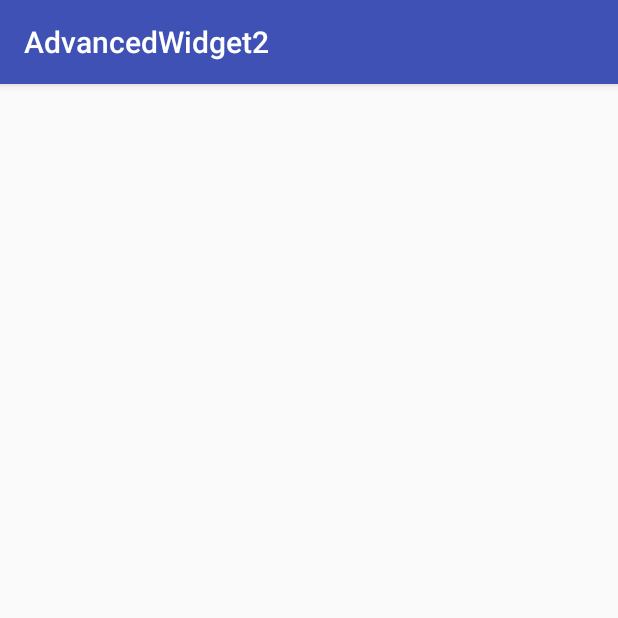
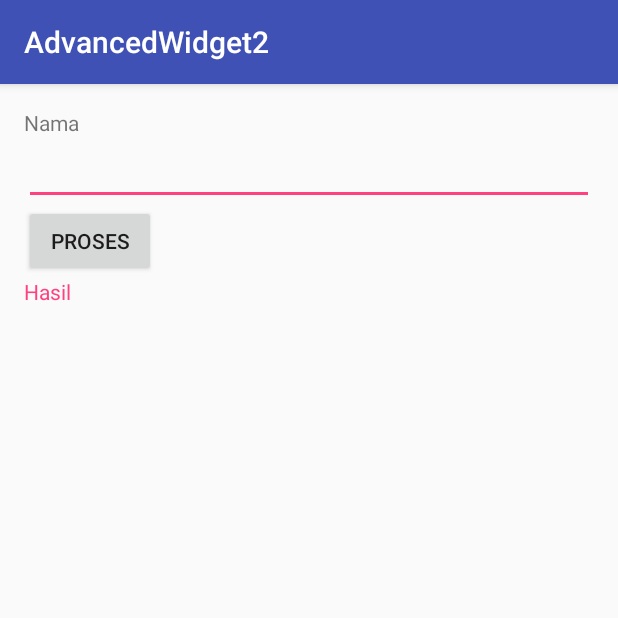
Before and after one commit to Louisagabriella/AdvancedWidget2, an Android app: the screen it shows after launch (MainActivity), on a phone screen of 412 x 824 dp, the top half of it. Run offline under Robolectric (Android 15) with nearby library versions, the phone set to English and light mode, and no system bars; our stand-ins replace ButterKnife.

```diff
--- a/app/build.gradle
+++ b/app/build.gradle
@@ -1,4 +1,5 @@
 apply plugin: 'com.android.application'
+apply plugin: 'android-apt'
 android {
     compileSdkVersion 23
     buildToolsVersion "23.0.3"
@@ -22,4 +23,6 @@ dependencies {
     compile fileTree(dir: 'libs', include: ['*.jar'])
     testCompile 'junit:junit:4.12'
     compile 'com.android.support:appcompat-v7:23.3.0'
+    compile 'com.jakewharton:butterknife:8.1.0'
+    apt 'com.jakewharton:butterknife-compiler:8.1.0'
 }
--- a/app/src/main/java/id/sch/smktelkom_mlg/learn/advancedwidget2/MainActivity.java
+++ b/app/src/main/java/id/sch/smktelkom_mlg/learn/advancedwidget2/MainActivity.java
@@ -2,12 +2,32 @@ package id.sch.smktelkom_mlg.learn.advancedwidget2;
 
 import android.os.Bundle;
 import android.support.v7.app.AppCompatActivity;
+import android.widget.EditText;
+import android.widget.TextView;
+
+import butterknife.BindColor;
+import butterknife.BindView;
+import butterknife.ButterKnife;
+import butterknife.OnClick;
 
 public class MainActivity extends AppCompatActivity {
-
+    @BindView(R.id.editTextNama)
+    EditText etName;
+    @BindView(R.id.textViewHasil)
+    TextView tvHasil;
+    @BindColor(R.color.colorAccent)
+    int colorAccent;
     @Override
     protected void onCreate(Bundle savedInstanceState) {
         super.onCreate(savedInstanceState);
+        setContentView(R.layout.activity_main);
+        ButterKnife.bind(this);
 
+        tvHasil.setTextColor(colorAccent);
+    }
+
+    @OnClick(R.id.buttonProses)
+    public void doProcess() {
+        tvHasil.setText("Nama Anda: " + etName.getText());
     }
 }
--- a/app/src/main/res/layout/activity_main.xml
+++ b/app/src/main/res/layout/activity_main.xml
@@ -8,4 +8,28 @@
     android:paddingLeft="@dimen/activity_horizontal_margin"
     android:paddingRight="@dimen/activity_horizontal_margin"
     android:paddingTop="@dimen/activity_vertical_margin"
-    tools:context="id.sch.smktelkom_mlg.learn.advancedwidget2.MainActivity"></LinearLayout>
+    tools:context="id.sch.smktelkom_mlg.learn.advancedwidget2.MainActivity">
+
+    <TextView
+        android:layout_width="wrap_content"
+        android:layout_height="wrap_content"
+        android:text="Nama" />
+
+    <EditText
+        android:id="@+id/editTextNama"
+        android:layout_width="match_parent"
+        android:layout_height="wrap_content" />
+
+    <Button
+        android:id="@+id/buttonProses"
+        android:layout_width="wrap_content"
+        android:layout_height="wrap_content"
+        android:text="Proses" />
+
+    <TextView
+        android:id="@+id/textViewHasil"
+        android:layout_width="wrap_content"
+        android:layout_height="wrap_content"
+        android:text="Hasil" />
+
+</LinearLayout>
--- a/build.gradle
+++ b/build.gradle
@@ -6,6 +6,7 @@ buildscript {
     }
     dependencies {
         classpath 'com.android.tools.build:gradle:2.1.2'
+        classpath 'com.neenbedankt.gradle.plugins:android-apt:1.8'
 
         // NOTE: Do not place your application dependencies here; they belong
         // in the individual module build.gradle files
```
